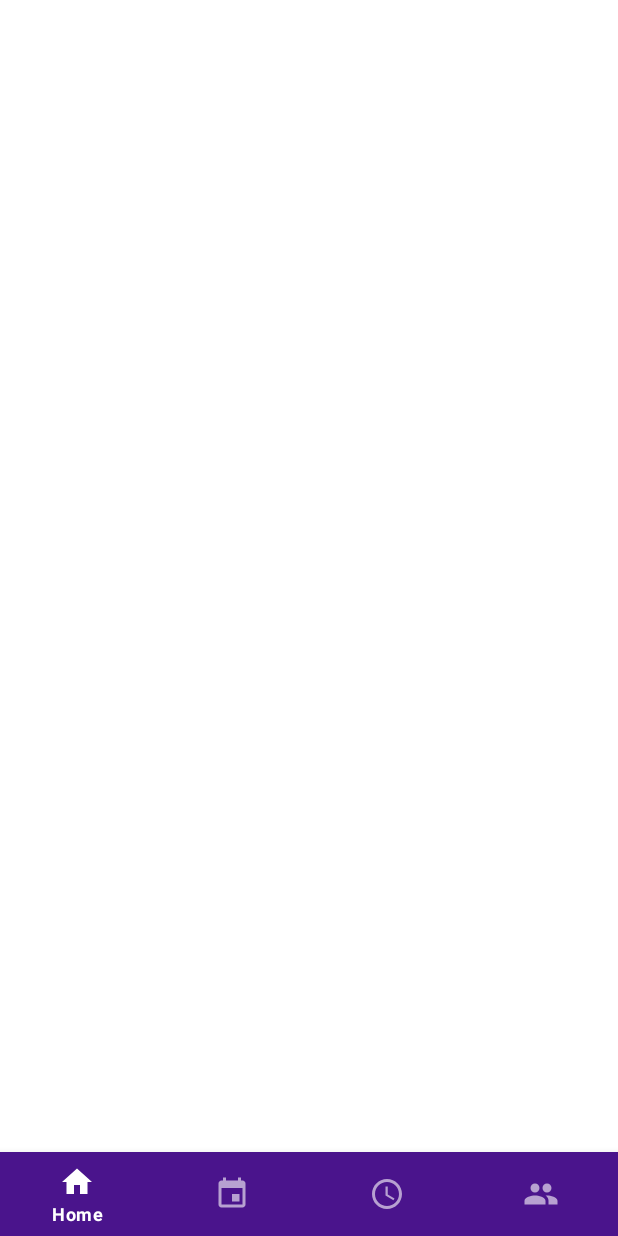
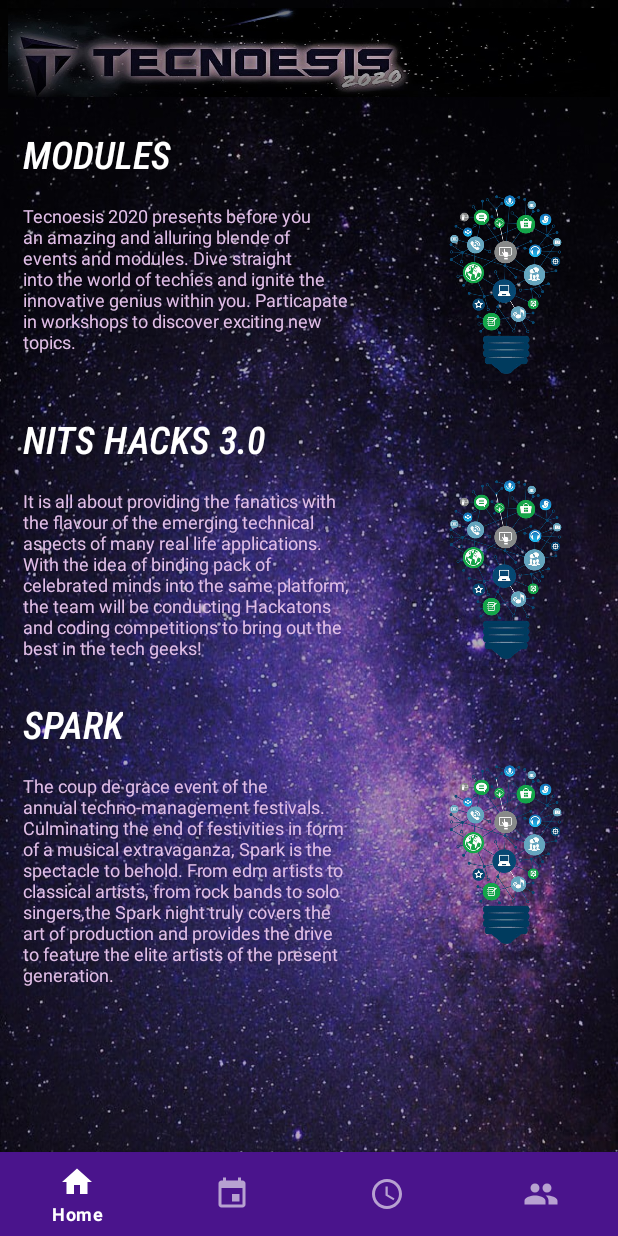
Before and after one commit to trishnakalita660/Tecnoesis2020-1, an Android app: the HomeFragment screen opened directly, with no data from a screen before it, on a phone screen of 412 x 824 dp. Run offline under Robolectric (Android 15) with nearby library versions, the phone set to English and light mode, and no system bars; our stand-ins replace ButterKnife, Timber; 2 statements that could not run were skipped.

Commit message:
HomeFragment

```diff
--- /dev/null
+++ b/app/src/main/java/com/github/tenx/tecnoesis20/ui/main/home/HomeAdapter.java
@@ -0,0 +1,77 @@
+package com.github.tenx.tecnoesis20.ui.main.home;
+
+import android.content.Context;
+import android.content.Intent;
+import android.transition.AutoTransition;
+import android.transition.TransitionManager;
+import android.view.LayoutInflater;
+import android.view.View;
+import android.view.ViewGroup;
+import android.widget.Button;
+import android.widget.ImageView;
+import android.widget.TextView;
+
+import androidx.annotation.NonNull;
+import androidx.cardview.widget.CardView;
+import androidx.constraintlayout.widget.ConstraintLayout;
+import androidx.recyclerview.widget.RecyclerView;
+
+import com.bumptech.glide.Glide;
+import com.github.tenx.tecnoesis20.R;
+import com.github.tenx.tecnoesis20.ui.main.events.EventsFragment;
+
+
+import java.util.ArrayList;
+import java.util.List;
+
+import butterknife.BindView;
+import butterknife.ButterKnife;
+
+public class HomeAdapter extends RecyclerView.Adapter<HomeAdapter.ImageViewHOlder> {
+
+    private Context tcontext;
+    private List<events> hlist;
+
+    public HomeAdapter(Context tcontext, List<events> hlist) {
+        this.tcontext = tcontext;
+        this.hlist = hlist;
+    }
+
+    @NonNull
+    @Override
+    public ImageViewHOlder onCreateViewHolder(@NonNull ViewGroup parent, int viewType) {
+        View view= LayoutInflater.from(parent.getContext()).inflate(R.layout.rv_home,parent,false);
+        return new ImageViewHOlder(view);
+    }
+
+    @Override
+    public void onBindViewHolder(@NonNull ImageViewHOlder holder, final int position) {
+        holder.textView.setText(hlist.get(position).getEventsNames());
+        holder.textView2.setText(hlist.get(position).getDescription());
+        holder.imageView.setImageResource(hlist.get(position).getImages());
+
+    }
+
+    @Override
+    public int getItemCount()
+    {
+        return hlist.size();
+    }
+
+
+    public  class ImageViewHOlder extends RecyclerView.ViewHolder{
+
+        @BindView(R.id.home_image)
+        ImageView imageView;
+        @BindView(R.id.Modules)
+        TextView textView;
+        @BindView(R.id.Description)
+        TextView textView2;
+
+        public ImageViewHOlder(@NonNull View itemView) {
+            super(itemView);
+            ButterKnife.bind(this,itemView);
+
+        }
+    }
+}
--- a/app/src/main/java/com/github/tenx/tecnoesis20/ui/main/home/HomeFragment.java
+++ b/app/src/main/java/com/github/tenx/tecnoesis20/ui/main/home/HomeFragment.java
@@ -8,18 +8,22 @@ import android.os.Bundle;
 import androidx.annotation.NonNull;
 import androidx.annotation.Nullable;
 import androidx.fragment.app.Fragment;
+import androidx.recyclerview.widget.GridLayoutManager;
 import androidx.recyclerview.widget.LinearLayoutManager;
 import androidx.recyclerview.widget.RecyclerView;
 
 import android.view.LayoutInflater;
 import android.view.View;
 import android.view.ViewGroup;
+import android.widget.ImageView;
+import android.widget.TextView;
 
 
 import com.github.tenx.tecnoesis20.R;
 import com.github.tenx.tecnoesis20.data.models.EventResponse;
 
 import java.util.ArrayList;
+import java.util.List;
 
 import butterknife.BindView;
 import butterknife.ButterKnife;
@@ -28,13 +32,18 @@ public class HomeFragment extends Fragment {
 //    google fragment lifecycle or https://developer.android.com/guide/components/fragments if you are unsure about how to use fragment lifecycle
 
     private HomeViewModel mViewModel;
-    private ArrayList<String> mImageUrls = new ArrayList<>();
-    private ArrayList<String> mTitles = new ArrayList<>();
-    private ArrayList<String> mDates = new ArrayList<>();
+
+    @BindView(R.id.topImage)
+    ImageView imageView;
+
+List<events> events;
+    @BindView(R.id.rv)
+    RecyclerView recyclerView;
 
 
-    @BindView(R.id.frag_home_rv_card)
-    RecyclerView cardRecyclerView;
+
+    private HomeAdapter adapter;
+    private RecyclerView.LayoutManager layoutManager;
 
 
     public static HomeFragment newInstance() {
@@ -46,7 +55,25 @@ public class HomeFragment extends Fragment {
                              @Nullable Bundle savedInstanceState) {
         View parent = inflater.inflate(R.layout.fragment_home, container, false);
         ButterKnife.bind(this, parent);
+
+        events=new ArrayList<>();
+        events.add(new events("MODULES","Tecnoesis 2020 presents before you an amazing and alluring blende of events and modules. Dive straight into the world of techies and ignite the innovative genius within you. Particapate in workshops to discover exciting new topics.",R.drawable.digital));
+
+        events.add(new events("NITS HACKS 3.0","It is all about providing the fanatics with the flavour of the emerging technical aspects of many real life applications. With the idea of binding pack of celebrated minds into the same platform, the team will be conducting Hackatons and coding competitions to bring out the best in the tech geeks!",R.drawable.digital));
+
+        events.add(new events("SPARK","The coup de grace event of the annual techno-management festivals. Culminating the end of festivities in form of a musical extravaganza, Spark is the spectacle to behold. From edm artists to classical artists, from rock bands to solo singers,the Spark night truly covers the art of production and provides the drive to feature the elite artists of the present generation.",R.drawable.digital));
+
+
+        layoutManager= new LinearLayoutManager(getActivity());
+        recyclerView.setHasFixedSize(true);
+        recyclerView.setLayoutManager(layoutManager);
+        adapter=new HomeAdapter(getActivity(),events);
+        recyclerView.setAdapter(adapter);
+
+
+
         return parent;
+
     }
 
     @Override
@@ -68,11 +95,11 @@ public class HomeFragment extends Fragment {
         mViewModel.getEvents().observe(this, eventsResponse -> {
 //            display result
             for (EventResponse res : eventsResponse) {
-                mImageUrls.add(res.getImageUrl());
-                mDates.add(res.getDate());
-                mTitles.add(res.getName());
+//                mImageUrls.add(res.getImageUrl());
+//                mDates.add(res.getDate());
+//                mTitles.add(res.getName());
             }
-            initRecyclerView();
+//            initRecyclerView();
         });
 
     }
@@ -83,11 +110,11 @@ public class HomeFragment extends Fragment {
 
     }
 
-    private void initRecyclerView() {
-        HomeEventAdapter adapter = new HomeEventAdapter(getActivity(), mImageUrls, mTitles, mDates);
-        cardRecyclerView.setAdapter(adapter);
-        cardRecyclerView.setLayoutManager(new LinearLayoutManager(getActivity()));
-    }
+//    private void initRecyclerView() {
+//        HomeEventAdapter adapter = new HomeEventAdapter(getActivity(), mImageUrls, mTitles, mDates);
+//        cardRecyclerView.setAdapter(adapter);
+//        cardRecyclerView.setLayoutManager(new LinearLayoutManager(getActivity()));
+//    }
 
 
 }
--- /dev/null
+++ b/app/src/main/java/com/github/tenx/tecnoesis20/ui/main/home/events.java
@@ -0,0 +1,37 @@
+package com.github.tenx.tecnoesis20.ui.main.home;
+
+public class events {
+    private String EventsNames;
+    private String Description;
+    private int images;
+
+    public events(String eventsNames, String description, int images) {
+        EventsNames = eventsNames;
+        Description = description;
+        this.images = images;
+    }
+
+    public String getEventsNames() {
+        return EventsNames;
+    }
+
+    public void setEventsNames(String eventsNames) {
+        EventsNames = eventsNames;
+    }
+
+    public String getDescription() {
+        return Description;
+    }
+
+    public void setDescription(String description) {
+        Description = description;
+    }
+
+    public int getImages() {
+        return images;
+    }
+
+    public void setImages(int images) {
+        this.images = images;
+    }
+}
--- a/app/src/main/res/drawable/nav_home.xml
+++ b/app/src/main/res/drawable/nav_home.xml
@@ -4,6 +4,6 @@
         android:viewportWidth="24.0"
         android:viewportHeight="24.0">
     <path
-        android:fillColor="#FF000000"
+        android:fillColor="#090909"
         android:pathData="M10,20v-6h4v6h5v-8h3L12,3 2,12h3v8z"/>
 </vector>
--- a/app/src/main/res/layout/activity_main.xml
+++ b/app/src/main/res/layout/activity_main.xml
@@ -15,6 +15,9 @@
         android:layout_height="wrap_content"
         android:layout_gravity="bottom"
         style="@style/Widget.MaterialComponents.BottomNavigationView.Colored"
-        app:menu="@menu/bottom_nav_menu" />
+        app:menu="@menu/bottom_nav_menu"
+
+
+        />
 
 </androidx.coordinatorlayout.widget.CoordinatorLayout>
--- a/app/src/main/res/layout/fragment_home.xml
+++ b/app/src/main/res/layout/fragment_home.xml
@@ -1,16 +1,38 @@
 <?xml version="1.0" encoding="utf-8"?>
 <RelativeLayout xmlns:android="http://schemas.android.com/apk/res/android"
+    xmlns:app="http://schemas.android.com/apk/res-auto"
     xmlns:tools="http://schemas.android.com/tools"
     android:layout_width="match_parent"
     android:layout_height="match_parent"
-    tools:context=".ui.main.home.HomeFragment">
-    <androidx.recyclerview.widget.RecyclerView
-        android:id="@+id/frag_home_rv_card"
-        android:layout_width="match_parent"
-        android:layout_height="match_parent"
-        tools:listitem="@layout/card_home"></androidx.recyclerview.widget.RecyclerView>
+    tools:context=".ui.main.home.HomeFragment"
+    android:background="@drawable/sky"
+    android:scrollbars="vertical"
 
+    >
 
+<RelativeLayout
+    android:layout_width="match_parent"
+    android:layout_height="wrap_content"
+    android:id="@+id/rel1">
+        <ImageView
+            android:id="@+id/topImage"
+            android:layout_width="match_parent"
+            android:layout_height="70dp"
+            android:padding="5dp"
+            android:scaleType="fitXY"
+            android:src="@drawable/tecnoesis" />
+</RelativeLayout>
 
+<RelativeLayout
+    android:layout_width="match_parent"
+    android:layout_height="wrap_content"
+    android:layout_below="@id/rel1">
 
+        <androidx.recyclerview.widget.RecyclerView
+            android:id="@+id/rv"
+            android:layout_width="match_parent"
+            android:layout_height="match_parent"
+            />
 </RelativeLayout>
+
+    </RelativeLayout>
--- /dev/null
+++ b/app/src/main/res/layout/rv_home.xml
@@ -0,0 +1,42 @@
+<?xml version="1.0" encoding="utf-8"?>
+<RelativeLayout android:layout_width="wrap_content"
+    android:layout_height="wrap_content"
+
+    xmlns:android="http://schemas.android.com/apk/res/android"
+    >
+
+    <ImageView
+        android:id="@+id/home_image"
+        android:layout_width="150dp"
+        android:layout_height="150dp"
+        android:layout_alignParentRight="true"
+        android:layout_marginTop="40dp"
+
+        android:paddingTop="20dp"
+        android:src="@drawable/digital" />
+
+    <TextView
+        android:id="@+id/Modules"
+        android:layout_width="wrap_content"
+        android:layout_height="wrap_content"
+        android:layout_alignParentLeft="true"
+        android:layout_margin="15dp"
+        android:fontFamily="sans-serif-condensed-medium"
+        android:text="MODULES"
+        android:textColor="@color/md_white_1000"
+        android:textSize="25dp"
+        android:textStyle="italic" />
+
+    <TextView
+        android:id="@+id/Description"
+        android:layout_width="220dp"
+        android:layout_height="wrap_content"
+        android:layout_below="@+id/Modules"
+        android:layout_alignParentLeft="true"
+        android:textColor="@color/md_purple_100"
+        android:layout_marginTop="0dp"
+        android:layout_marginLeft="15dp"
+        android:layout_marginRight="3dp"
+        android:textSize="12dp"
+        android:text="Tecnoesis 2020 presents before you an amazing and alluring blende of events and modules. Dive straight into the world of techies and ignite the innovative genius within you. Particapate in workshops to discover exciting new topics."/>
+</RelativeLayout>
```
Also changed, not shown: app/src/main/java/com/github/tenx/tecnoesis20/ui/main/home/HomeEventAdapter.java (deleted, +0 -95 lines), app/src/main/res/layout/card_home.xml (deleted, +0 -97 lines), app/src/main/res/drawable/digital.png (added), app/src/main/res/drawable/sky.jpg (added), app/src/main/res/drawable/tecnoesis.jpg (added).
